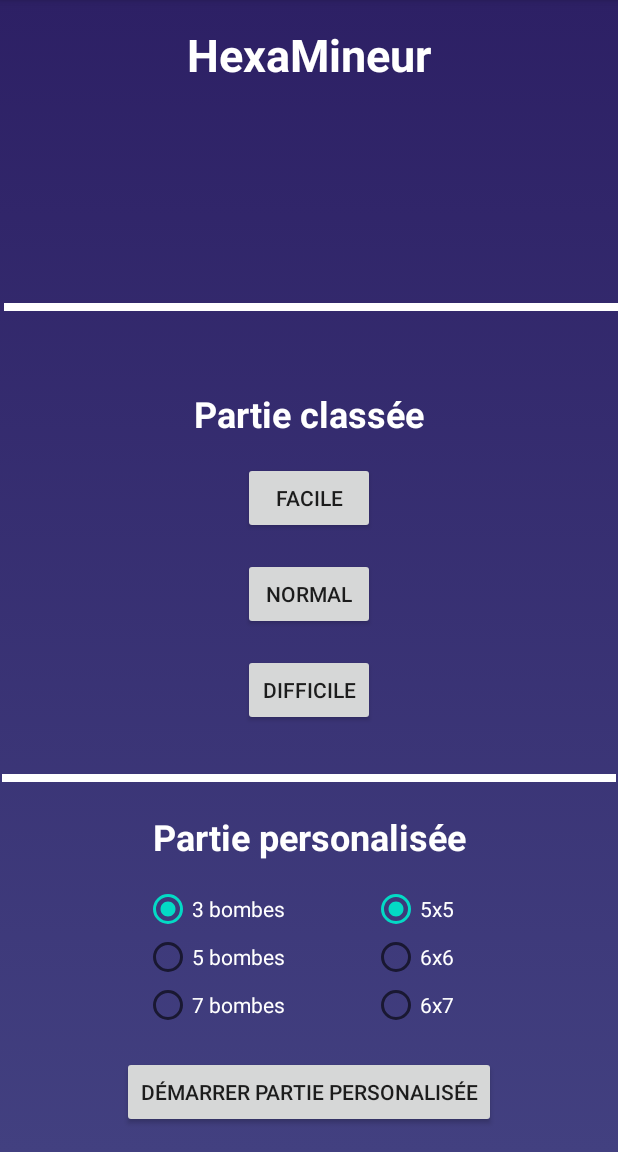
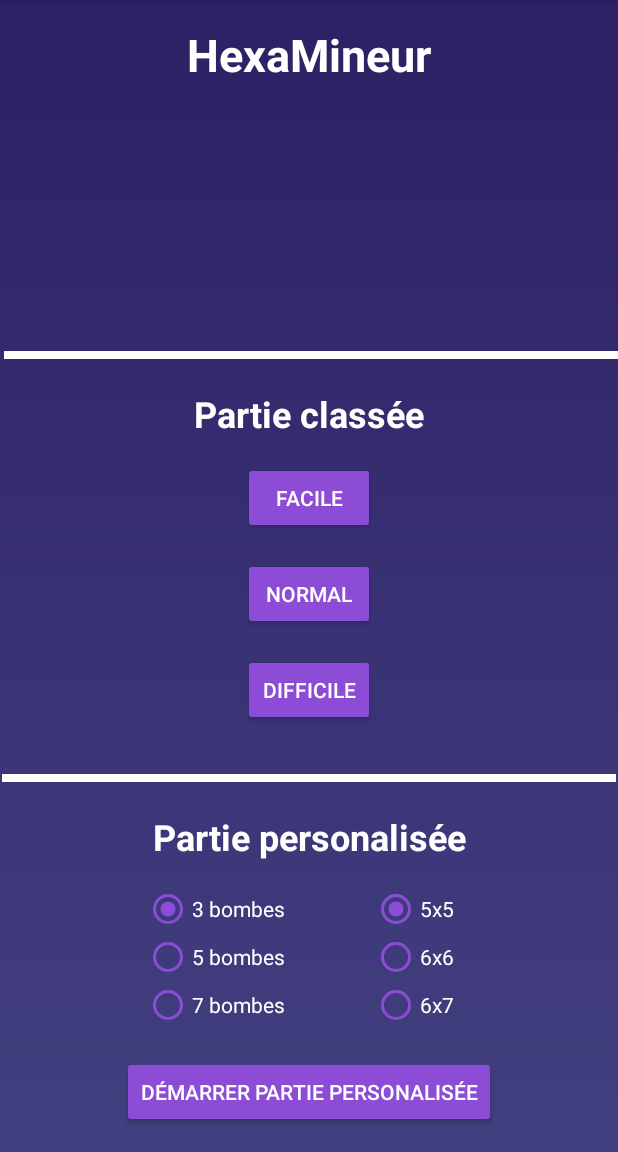
Before and after one commit to Tystat/Demineur6x, an Android app: the screen it shows after launch (Menu), on a phone screen of 412 x 824 dp, the part 84-1236 px from its top. Run offline under Robolectric (Android 15) with nearby library versions, the phone set to English and light mode, and no system bars.

Commit message:
Streamlined the GUI

```diff
--- a/app/src/main/res/layout/activity_main.xml
+++ b/app/src/main/res/layout/activity_main.xml
@@ -37,6 +37,7 @@
             android:layout_height="43dp"
             android:layout_marginStart="94dp"
             android:layout_marginEnd="96dp"
+            android:progressTint="#8C4CD6"
             app:layout_constraintBottom_toTopOf="@+id/TimeGroup"
             app:layout_constraintEnd_toEndOf="parent"
             app:layout_constraintHorizontal_bias="1.0"
@@ -94,6 +95,7 @@
             android:id="@+id/continueButton"
             android:layout_width="wrap_content"
             android:layout_height="wrap_content"
+            android:backgroundTint="#8C4CD6"
             android:text="Continuer"
             android:visibility="invisible"
             app:layout_constraintBottom_toTopOf="@+id/TimeText"
--- a/app/src/main/res/layout/activity_menu.xml
+++ b/app/src/main/res/layout/activity_menu.xml
@@ -26,7 +26,9 @@
         android:layout_width="wrap_content"
         android:layout_height="wrap_content"
         android:layout_marginBottom="16dp"
+        android:backgroundTint="#8C4CD6"
         android:text="Démarrer partie personalisée"
+        android:textColor="#FFFFFF"
         app:layout_constraintBottom_toBottomOf="parent"
         app:layout_constraintEnd_toEndOf="parent"
         app:layout_constraintStart_toStartOf="parent" />
@@ -44,6 +46,7 @@
             android:id="@+id/radioButton3"
             android:layout_width="match_parent"
             android:layout_height="wrap_content"
+            android:buttonTint="#8C4CD6"
             android:text="3 bombes"
             android:textColor="#FFFFFF" />
 
@@ -51,6 +54,7 @@
             android:id="@+id/radioButton5"
             android:layout_width="match_parent"
             android:layout_height="wrap_content"
+            android:buttonTint="#8C4CD6"
             android:text="5 bombes"
             android:textColor="#FFFFFF" />
 
@@ -58,6 +62,7 @@
             android:id="@+id/radioButton7"
             android:layout_width="match_parent"
             android:layout_height="wrap_content"
+            android:buttonTint="#8C4CD6"
             android:text="7 bombes"
             android:textColor="#FFFFFF" />
     </RadioGroup>
@@ -75,6 +80,7 @@
             android:id="@+id/radioButton55"
             android:layout_width="match_parent"
             android:layout_height="wrap_content"
+            android:buttonTint="#8C4CD6"
             android:text="5x5"
             android:textColor="#FFFFFF" />
 
@@ -82,6 +88,7 @@
             android:id="@+id/radioButton66"
             android:layout_width="match_parent"
             android:layout_height="wrap_content"
+            android:buttonTint="#8C4CD6"
             android:text="6x6"
             android:textColor="#FFFFFF" />
 
@@ -89,6 +96,7 @@
             android:id="@+id/radioButton67"
             android:layout_width="match_parent"
             android:layout_height="wrap_content"
+            android:buttonTint="#8C4CD6"
             android:text="6x7"
             android:textColor="#FFFFFF" />
     </RadioGroup>
@@ -133,7 +141,7 @@
         android:id="@+id/divider4"
         android:layout_width="409dp"
         android:layout_height="5dp"
-        android:layout_marginBottom="52dp"
+        android:layout_marginBottom="20dp"
         android:background="#FFFFFF"
         app:layout_constraintBottom_toTopOf="@+id/textView6"
         app:layout_constraintEnd_toEndOf="parent"
@@ -145,7 +153,9 @@
         android:layout_width="wrap_content"
         android:layout_height="wrap_content"
         android:layout_marginBottom="16dp"
+        android:backgroundTint="#8C4CD6"
         android:text="Facile"
+        android:textColor="#FFFFFF"
         app:layout_constraintBottom_toTopOf="@+id/normalButton"
         app:layout_constraintEnd_toEndOf="parent"
         app:layout_constraintStart_toStartOf="parent" />
@@ -155,7 +165,9 @@
         android:layout_width="wrap_content"
         android:layout_height="wrap_content"
         android:layout_marginBottom="16dp"
+        android:backgroundTint="#8C4CD6"
         android:text="Normal"
+        android:textColor="#FFFFFF"
         app:layout_constraintBottom_toTopOf="@+id/hardButton"
         app:layout_constraintEnd_toEndOf="parent"
         app:layout_constraintStart_toStartOf="parent" />
@@ -165,7 +177,9 @@
         android:layout_width="wrap_content"
         android:layout_height="wrap_content"
         android:layout_marginBottom="32dp"
+        android:backgroundTint="#8C4CD6"
         android:text="Difficile"
+        android:textColor="#FFFFFF"
         app:layout_constraintBottom_toTopOf="@+id/divider3"
         app:layout_constraintEnd_toEndOf="parent"
         app:layout_constraintStart_toStartOf="parent" />
```
